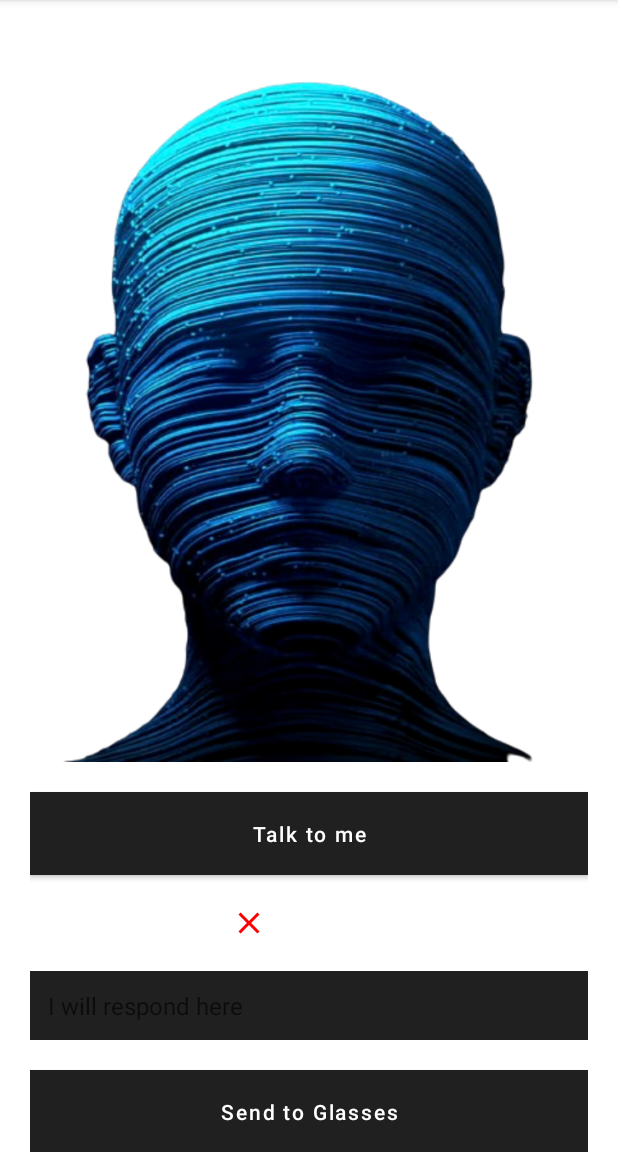
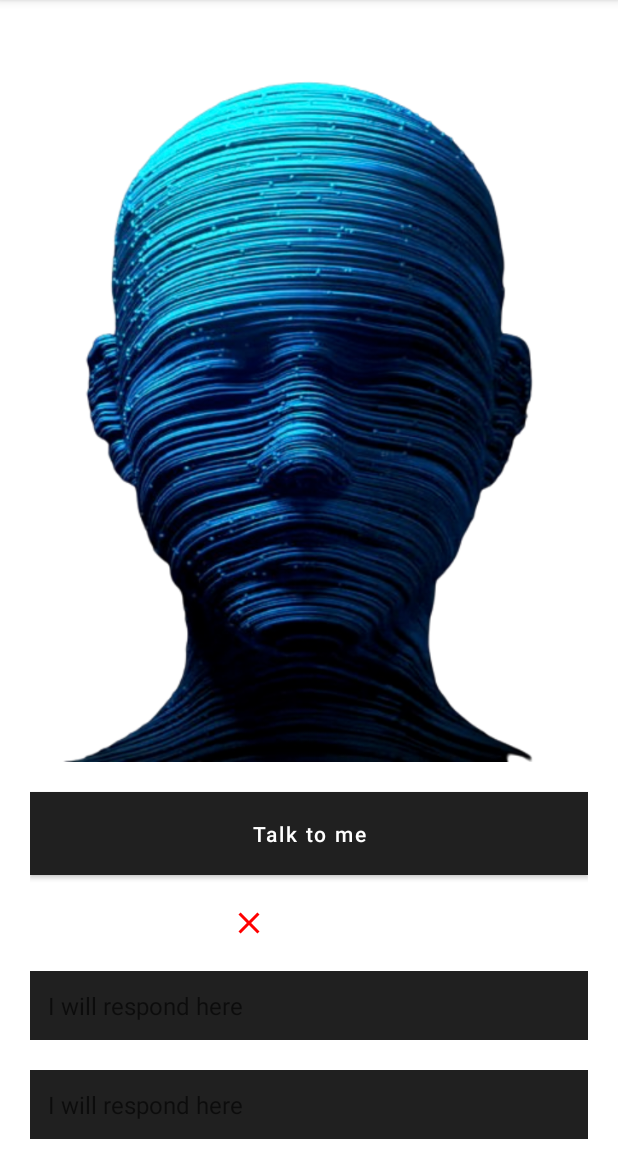
Before and after one commit to partharora1105/JarvisAI, an Android app: the screen it shows after launch (MainActivity), on a phone screen of 412 x 824 dp, the part 84-1236 px from its top. Run offline under Robolectric (Android 15) with nearby library versions, the phone set to English and light mode, and no system bars; libraries missing offline, so code that uses them is left out: com.vuzix.ultralite; 2 statements that could not run were skipped.

Commit message:
Added always listening

```diff
--- a/app/src/main/res/layout/main_activity.xml
+++ b/app/src/main/res/layout/main_activity.xml
@@ -59,13 +59,24 @@
 
         <!-- Input Field -->
         <EditText
+            android:id="@+id/speech_text"
+            android:layout_width="match_parent"
+            android:layout_height="wrap_content"
+            android:hint="I will respond here"
+            android:background="#202020"
+            android:padding="12dp"
+            android:textColor="#ffffff"
+            android:textSize="16sp"
+            android:layout_marginBottom="20dp"/>
+
+        <EditText
             android:id="@+id/notification_text"
             android:layout_width="match_parent"
             android:layout_height="wrap_content"
             android:hint="I will respond here"
             android:background="#202020"
             android:padding="12dp"
-            android:textColor="#000000"
+            android:textColor="#ffffff"
             android:textSize="16sp"
             android:layout_marginBottom="20dp"/>
 
```
Also changed, not shown: app/src/main/java/com/vuzix/ultralite/sample/MainActivity.java (+48 -25 lines), 2 other files.
